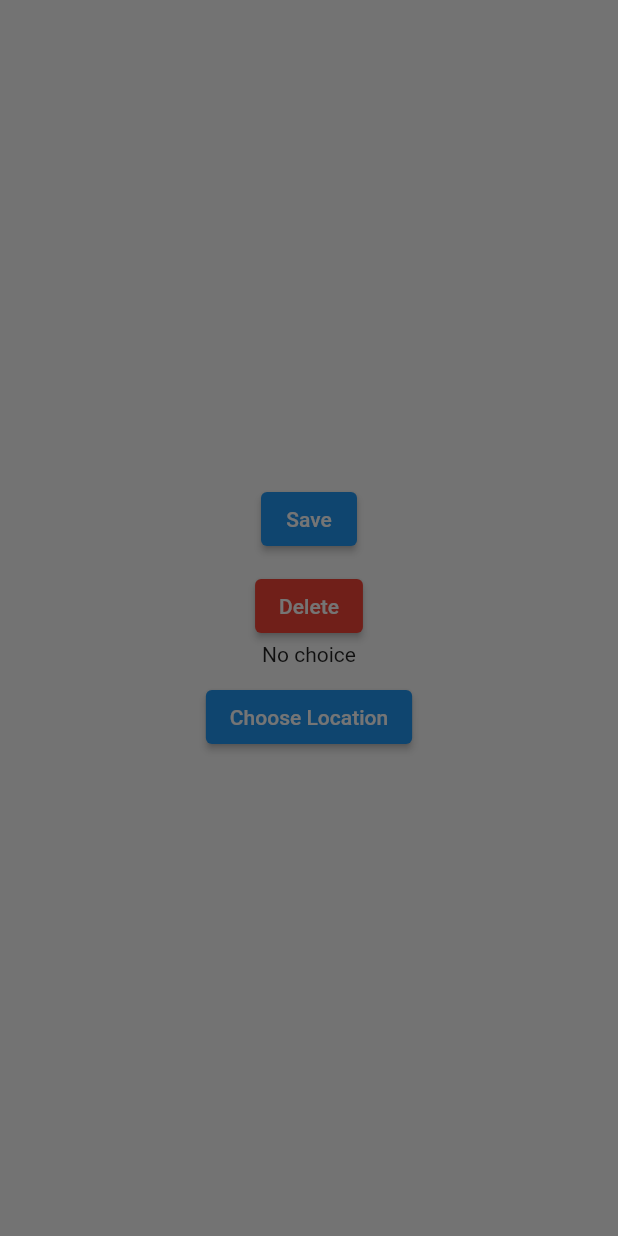
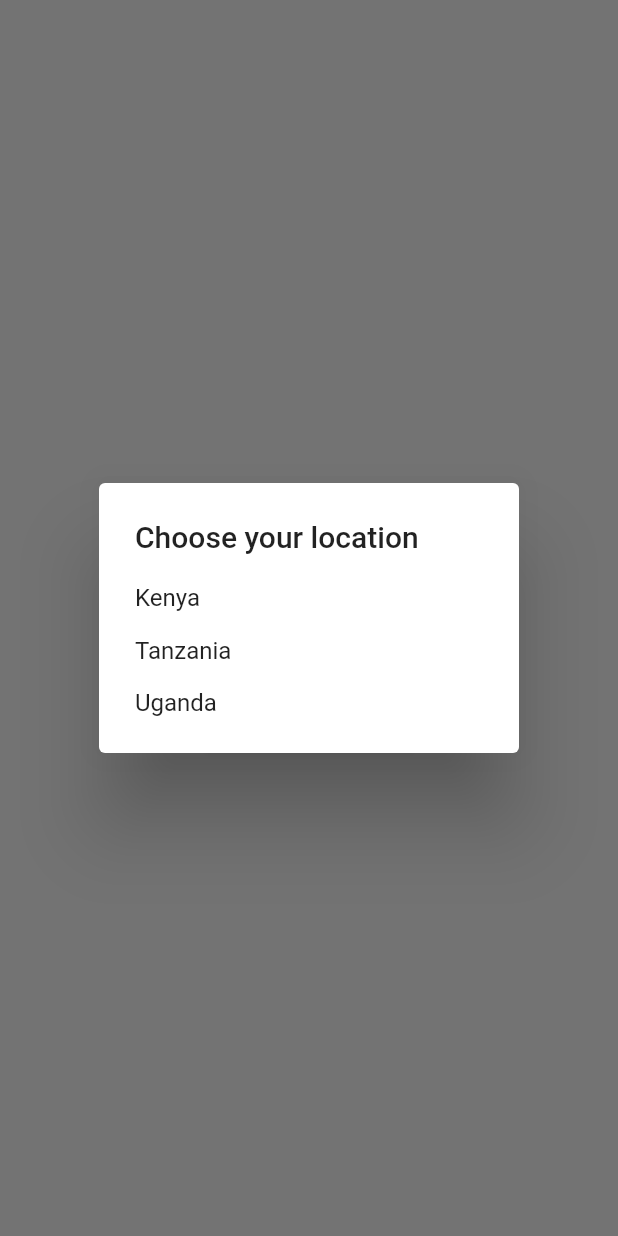
Before and after one commit to ruiyotabby/dialog, a Flutter app: the screen it shows after launch, after a tap on "Choose Location", on a phone screen of 412 x 824 dp. Run offline on Flutter 3.47's test engine with Material 2 defaults, Android fonts, the phone set to English and light mode, and no system bars.

Commit message:
commit
Signed-off-by: Ruiyot Abby <ruiyotabby@gmail.com>

```diff
--- a/lib/main.dart
+++ b/lib/main.dart
@@ -100,7 +100,25 @@ class _MainPageState extends State<MainPage> {
               onPressed: (() async {
                 final String loc = await showDialog(
                   context: context,
-                  builder: (context) {},
+                  builder: (context) {
+                    return SimpleDialog(
+                      title: Text('Choose your location'),
+                      children: [
+                        SimpleDialogOption(
+                          onPressed: () {},
+                          child: Text('Kenya'),
+                        ),
+                        SimpleDialogOption(
+                          onPressed: () {},
+                          child: Text('Tanzania'),
+                        ),
+                        SimpleDialogOption(
+                          onPressed: () {},
+                          child: Text('Uganda'),
+                        ),
+                      ],
+                    );
+                  },
                 );
               }),
               child: Text('Choose Location'),
```
